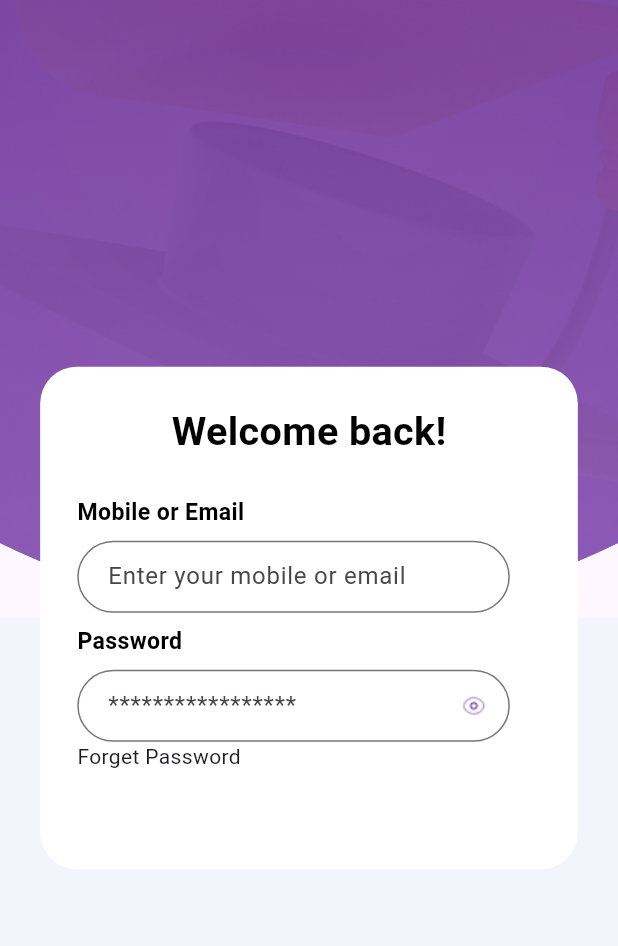
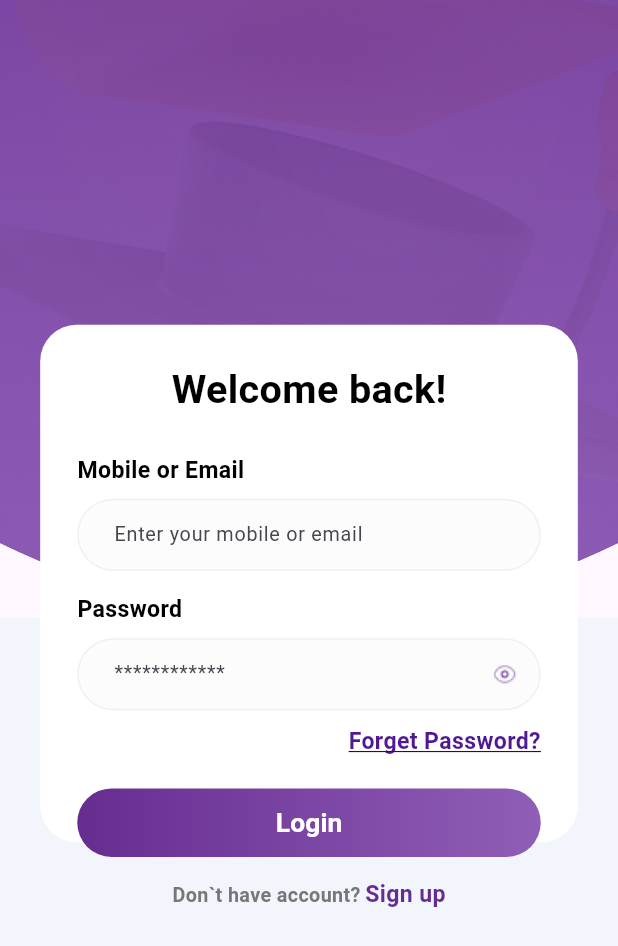
Before and after one commit to 3bdulra7manAmir/Fluency_App, a Flutter app: the screen it shows after launch, on a phone screen of 412 x 824 dp. Shown: the top 946 px of the screen. Run offline on Flutter 3.47's test engine with Material 3 defaults, Android fonts, the phone set to English and light mode, and no system bars; our stand-ins replace device_preview, flutter_screenutil, flutter_svg, go_router; Roboto replaces fonts that are missing (Nunito, Nunito-Bold).

Commit message:
Login View Done... Enhancements Remaining

```diff
--- /dev/null
+++ b/lib/core/shared/custom_button.dart
@@ -0,0 +1,33 @@
+
+import 'package:fluency/core/utils/constants.dart';
+import 'package:fluency/core/utils/styles.dart';
+import 'package:flutter/material.dart';
+import 'package:flutter_screenutil/flutter_screenutil.dart';
+
+class CustomBlueButton extends StatelessWidget
+{
+  const CustomBlueButton({super.key, required this.buttonWidth, this.buttonHeight, required this.buttonText, required this.buttonOnPressed,});
+
+  final double buttonWidth;
+  final String buttonText;
+  final void Function() buttonOnPressed;
+  final double? buttonHeight;
+
+  @override
+  Widget build(BuildContext context)
+  {
+    return Container(
+      width: KMediaQuery(context).width * buttonWidth,
+      height: 45.h,
+      decoration: BoxDecoration(
+        gradient: LinearGradient(colors: [AppColors.kFirstGradient, AppColors.kSecondGradient]),
+        borderRadius: BorderRadius.circular(25.r)
+      ),
+      child: ElevatedButton(
+        style: ElevatedButton.styleFrom(backgroundColor: Colors.transparent, shadowColor: Colors.transparent,),
+        onPressed: buttonOnPressed,
+        child: Center(child: Text(buttonText, style: Styles.textStyle16.copyWith(color: Colors.white, fontWeight: FontWeight.bold),)),
+      ),
+    );
+  }
+}
--- a/lib/core/shared/custom_text_form_field.dart
+++ b/lib/core/shared/custom_text_form_field.dart
@@ -7,43 +7,69 @@ class CustomTextFormField extends StatelessWidget
   const CustomTextFormField({
   super.key,
   required this.fieldController,
+  required this.fieldObscureText,
+  required this.fieldValidator,
   this.fieldWidth,
   this.fieldKeyboardType,
-  required this.fieldValidator,
   this.fieldSuffixIcon,
   this.fieldSuffixIconColor,
-  required this.fieldObscureText,
-  this.fieldHintText
+  this.fieldHintText,
+  this.fieldContentPadding,
+  this.fieldHeight,
   });
 
   final TextEditingController fieldController;
+  final bool fieldObscureText;
+  final String? Function(String?) fieldValidator;
+
   final double? fieldWidth;
+  final double? fieldHeight;
   final TextInputType? fieldKeyboardType;
-  final String? Function(String?) fieldValidator;
   final Widget? fieldSuffixIcon;
   final Color? fieldSuffixIconColor;
-  final bool fieldObscureText;
   final String? fieldHintText;
-
+  final EdgeInsetsGeometry? fieldContentPadding;
 
   @override
   Widget build(BuildContext context)
   {
     return SizedBox(
-      width: fieldWidth ?? KMediaQuery(context).width * 0.7,
+      width: fieldWidth ?? KMediaQuery(context).width * 0.75,
       child: TextFormField(
         controller: fieldController,
         obscureText: fieldObscureText,
         keyboardType: fieldKeyboardType ?? TextInputType.name,
         maxLines: 1,
         validator: fieldValidator,
+        style: TextStyle(fontSize: 12.sp, color: Color(0xff777777),),
 
         decoration: InputDecoration(
+          filled: true,
+          fillColor: Color(0xffFCFCFC),
           hintText: fieldHintText,
-          contentPadding: EdgeInsets.only(left: KMediaQuery(context).width * 0.04),
+          contentPadding: fieldContentPadding ?? EdgeInsets.only(left: KMediaQuery(context).width * 0.05),
           suffixIcon: fieldSuffixIcon,
           suffixIconColor: fieldSuffixIconColor,
-          border: OutlineInputBorder(borderRadius: BorderRadius.circular(30.r),),
+
+          border: OutlineInputBorder(
+            borderRadius: BorderRadius.circular(25.r),
+            borderSide: BorderSide(color: Color(0xffF0F0F0)),
+          ),
+
+          focusedBorder: OutlineInputBorder(
+            borderSide: BorderSide(color: Color(0xffF0F0F0)),
+            borderRadius: BorderRadius.circular(25.r),
+          ),
+
+          errorBorder: OutlineInputBorder(
+            borderSide: BorderSide(color: Color(0xffF0F0F0)),
+            borderRadius: BorderRadius.circular(25.r),
+          ),
+
+          enabledBorder: OutlineInputBorder(
+            borderSide: BorderSide(color: Color(0xffF0F0F0)),
+            borderRadius: BorderRadius.circular(25.r),
+          ),
         ),
 
       ),
--- a/lib/features/login/widgets/login_sector.dart
+++ b/lib/features/login/widgets/login_sector.dart
@@ -1,10 +1,10 @@
+import 'package:fluency/core/shared/custom_button.dart';
 import 'package:fluency/core/shared/custom_text_form_field.dart';
 import 'package:fluency/core/utils/constants.dart';
 import 'package:fluency/core/utils/styles.dart';
 import 'package:fluency/core/utils/validators.dart';
 import 'package:flutter/material.dart';
 import 'package:flutter_screenutil/flutter_screenutil.dart';
-import 'package:flutter_svg/flutter_svg.dart';
 
 class LoginColumn extends StatefulWidget
 {
@@ -42,7 +42,7 @@ class _LoginColumnState extends State<LoginColumn>
             [
               Container(
                 width: KMediaQuery(context).width * 0.87,
-                height: 330.h,
+                height: 340.h,
                 decoration: BoxDecoration(color: Colors.white, borderRadius: BorderRadius.circular(24.r)),
                 child: Form(
                   key: loginFormKey,
@@ -54,7 +54,8 @@ class _LoginColumnState extends State<LoginColumn>
 
                       Align(
                         alignment: Alignment.center,
-                        child: Text('Welcome back!', style: Styles.textStyle24,)),
+                        child: Text('Welcome back!', style: Styles.textStyle24,)
+                      ),
 
                       const SizedBox(height: 24,),
 
@@ -77,7 +78,7 @@ class _LoginColumnState extends State<LoginColumn>
 
                             ),
 
-                            const SizedBox(height: 8,),
+                            const SizedBox(height: 15,),
 
                             Text('Password', style: Styles.textStyle14,),
 
@@ -89,16 +90,45 @@ class _LoginColumnState extends State<LoginColumn>
                               fieldKeyboardType: TextInputType.text,
                               fieldObscureText: true,
                               fieldSuffixIcon: Image.asset('assets/images/png/Login_View_Eye.png',),
-                              fieldHintText: "*****************",
+                              fieldHintText: "************",
                             ),
 
-                            Text('Forget Password',),
+                            Padding(
+                              padding: EdgeInsets.only(right: KMediaQuery(context).width * 0.06, top: 10.h),
+                              child: Align(
+                                alignment: Alignment.centerRight,
+                                child: Text('Forget Password?', style: Styles.textStyle14.copyWith(
+                                  decoration: TextDecoration.underline,
+                                  color: Color(0xff4F1993),
+                                  ),
+                                ),
+                              ),
+                            ),
+
+                            const SizedBox(height: 20,),
+
+                            CustomBlueButton(
+                              buttonOnPressed: () {},
+                              buttonText: "Login",
+                              buttonWidth: 0.75,
+                            ),
                           ],
                         ),
                       ),
                     ],
                   ),
                 ),
+              ),
+
+              const SizedBox(height: 24,),
+              Row(
+                mainAxisAlignment: MainAxisAlignment.center,
+                children:
+                [
+                  Text('Don`t have account?', style: TextStyle(color: Color(0xff777777), fontSize: 12.sp, fontWeight: FontWeight.bold),),
+                  SizedBox(width: 3,),
+                  Text('Sign up', style: TextStyle(color: Color(0xff662D91), fontWeight: FontWeight.bold, fontSize: 14.sp),),
+                ],
               )
             ],
           )
```
